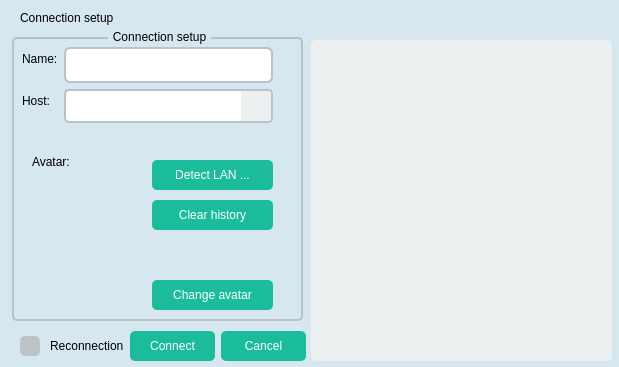
First picture: the form in src/dialog/connectiondialog.ui, repository Mogara/QSanguosha-For-Hegemony, before the edit.
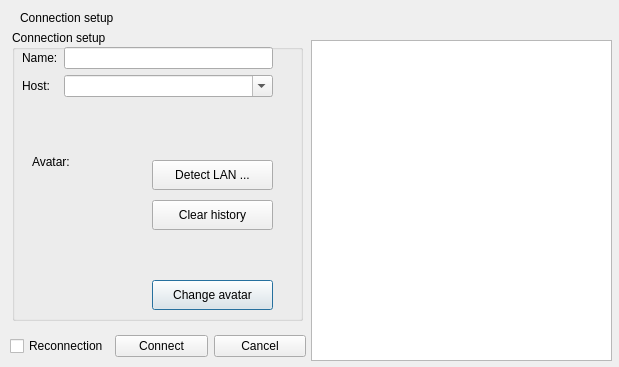
Second picture: the form after the edit. Icons and pictures are not drawn.

Commit message: Remove the built-in style sheet in some dialogs

The edit to the form file:
```diff
--- a/src/dialog/connectiondialog.ui
+++ b/src/dialog/connectiondialog.ui
@@ -23,472 +23,7 @@
    <string>Connection setup</string>
   </property>
   <property name="styleSheet">
-   <string notr="true">QProgressBar {
-    color : solid gray;
-    border: 2px solid gray;
-    border-radius: 5px;
-    background: transparent;
-    padding: 0px;
-    text-align: center;
-}
-
-QProgressBar::chunk {
-    background: #B22222;
-}
-
-QTextEdit {
-	border-left: none;
-	border-right: none;
-	border-top: 1px solid qlineargradient(spread:reflect, x1:0, y1:0, x2:0.5, y2:0, stop:0 transparent, stop:1 rgb(166, 150, 122));
-	border-bottom: none;
-    background-color: rgba(0, 0, 0, 40%);
-}
-
-QTextEdit[description=&quot;true&quot;] {
-    border: 10px;
-    border-image: none;
-    background-color: rgba(255,255,255,255);
-}
-
-QTextEdit#whatsnew {
-	background-image: url(image/system/simpleBg/whatsnew.png);
-}
-
-QLineEdit {
-	border: 2px solid rgb(185, 195, 199);
-	padding-left: 8px;
-	min-height: 32px;
-	border-radius: 6px;
-	alignment: left center;
-}
-
-QLineEdit:focus {
-	border-color: rgb(26, 188, 156);
-}
-
-QLineEdit:disabled {
-	background-color: rgba(244, 246, 246, 70%);
-	border-color: rgba(213, 219, 219, 70%);
-	color: rgba(163, 169, 169, 70%);
-}
-
-QLineEdit#chat_edit {
-    background-color: rgba(0, 0, 0, 200);
-    color: white;
-    border: 1px solid rgb(166, 150, 122);
-    height: 20px;
-    border-radius: 2px;
-}
-
-QStatusBar::item {
-     border: 0px solid grey;
- }
-
-QMenu[private_pile=&quot;true&quot;] {
-    background-color: rgba(43,63,53,200);
-    border-radius: 1px;
-    color: white;
-}
-
-QPushButton[private_pile=&quot;true&quot;] {
-    background-color: rgba(43,63,53,200);
-    border-radius: 1px;
-    color: white;
-}
-
-QMenu[treasure = true] {
-    background-color: rgba(64, 52, 0, 200);
-    border-radius: 5px;
-    color: white;
-}
-
-QPushButton[treasure = true] {
-    background-color: rgba(64, 52, 0, 200);
-    border-radius: 5px;
-    color: white;
-}
-
-QDialog {
-	background: rgb(214, 231, 239);
-}
-
-QTabWidget::pane {
-	border: none;
-}
-
-QTabWidget::tab-bar {
-    subcontrol-position: center;
-}
-
-QTabBar::tab {
-	alignment: center;
-	background-color: rgb(236, 240, 241);
-	border: none;
-	width: 109;
-	height: 44;
-	color: rgb(52, 73, 94);
-	font: 13px;
-}
-
-QTabBar::tab:only-one, QTabBar::tab:first {
-	border-top-left-radius: 5px;
-	border-bottom-left-radius: 5px;
-}
-
-QTabBar::tab:only-one, QTabBar::tab:last {
-	border-top-right-radius: 5px;
-	border-bottom-right-radius: 5px;
-}
-
-QTabBar::tab:selected {
-	background-color: rgb(26, 188, 156);
-}
-
-QTabBar::tab:!selected:hover {
-	color: rgb(26, 188, 156);
-}
-
-QTabBar::scroller {
-	width: 52px;
-}
-
-QTabBar QToolButton {
-	background-color: rgb(236, 240, 241);
-	border: transparent;
-	border-radius: 5px;
-	alignment: center;
-}
-
-QTabBar QToolButton:hover {
-	background-color: rgb(26, 188, 156);
-}
-
-QTabBar QToolButton::left-arrow {
-	image: url(image/system/controls/tabbar-left-arrow.png);
-	width: 12;
-	height: 12;
-}
-
-QTabBar QToolButton::right-arrow {
-	image: url(image/system/controls/tabbar-right-arrow.png);
-	width: 12;
-	height: 12;
-}
-
-QPushButton[game_control=&quot;true&quot;] {
-    border: 0px solid gray;
-    font: 12px;
-    border-radius: 5px;
-    padding: 6px 12px 6px 12px;
-}
-
-QPushButton#pause {
-    background-image: url(image/system/button/pause.png);
-}
-
-QPushButton#play {
-    background-image: url(image/system/button/play.png);
-}
-
-QPushButton#slow-down {
-    background-image: url(image/system/button/slow-down.png);
-}
-
-QPushButton#speed-up {
-    background-image: url(image/system/button/speed-up.png);
-}
-
-QPushButton#uniform {
-    background-image: url(image/system/button/uniform.png);
-}
-
-QPushButton[control = true] {
-	color: rgb(183, 218, 238);
-	background-color:rgba(0, 0, 0, 0);
-	border-style:none;
-}
-
-QPushButton[control = true]:hover {
-	background-color: rgb(72, 160, 212);
-}
-
-QPushButton[control = true][bold = true] {
-	font: bold;
-}
-
-#closeButton[control = true]:hover {
-	background-color: rgb(238, 44, 44);
-}
-
-QMenu {
-	background-color: rgb(216, 255, 253);
-	border: none;
-}
-
-QMenu::item {
-	padding: 7px 40px 7px 35px;
-	background: transparent;
-	border-radius: 2px;
-}
-
-QMenu::item:selected {
-	background: rgba(88, 201, 241, 200);
-}
-
-QMenu::separator {
-	height: 1px;
-    background: qlineargradient(spread:reflect, x1:0, y1:0, x2:0.5, y2:0, stop:0 transparent, stop:1 rgba(72, 160, 212, 255));
-	border-radius: 1px;
-    margin-left: 5px;
-    margin-right: 5px;
-}
-
-QMenu::indicator:checked {
-	margin-left: 5px;
-	width: 15px;
-	height: 15px;
-	image: url(image/system/controls/menu-indicator.png);
-}
-
-QMenu::right-arrow {
-	margin-right: 5px;
-	width: 12px;
-	height: 12px;
-	image: url(image/system/controls/menu-right-arrow.png);
-}
-
-QSpinBox {
-	border: 2px solid rgb(185, 195, 199);
-	padding-left: 8px;
-	min-height: 32px;
-	border-radius: 5px;
-	alignment: left center;
-}
-
-QSpinBox:focus {
-	border-color: rgb(26, 188, 156);
-}
-
-QSpinBox:disabled {
-	background-color: rgba(244, 246, 246, 70%);
-	border-color: rgba(213, 219, 219, 70%);
-	color: rgba(163, 169, 169, 70%);
-}
-
-QSpinBox::up-button {
-	margin-top: 1px;
-	margin-right: 1px;
-	background: rgb(236, 240, 241);
-	border-top-right-radius: 3px;
-}
-
-QSpinBox::down-button {
-	margin-bottom: 1px;
-	margin-right: 1px;
-	background: rgb(236, 240, 241);
-	border-bottom-right-radius: 3px;
-}
-
-QSpinBox::up-button:hover, QSpinBox::down-button:hover {
-	background: rgb(26, 188, 156);
-}
-
-QSpinBox::up-button:disabled, QSpinBox::down-button:disabled {
-	background-color: rgba(213, 219, 219, 70%);
-}
-
-QSpinBox::up-arrow {
-	image: url(image/system/controls/spinbox-up-arrow.png);
-}
-
-QSpinBox::down-arrow {
-	image: url(image/system/controls/spinbox-down-arrow.png);
-}
-
-QCheckBox {
-	spacing: 10px;
-	margin-left: 10px;
-}
-
-QCheckBox:checked {
-	color: rgb(26, 188, 156);
-}
-
-QCheckBox::indicator {
-	background: rgb(189, 195, 199);
-	border-radius: 5px;
-	height: 20px;
-	width: 20px;
-}
-
-QCheckBox::indicator:checked {
-	background: rgb(26, 188, 156);
-	image: url(image/system/controls/checkbox-indicator.png);
-}
-
-QCheckBox::indicator:hover {
-	image: url(image/system/controls/checkbox-indicator.png);
-}
-
-QCheckBox:disabled {
-	color: rgb(200, 202, 204);
-}
-
-QCheckBox::indicator:disabled {
-	background: rgb(200, 202, 204);
-}
-
-QDialog QPushButton {
-	color: white;
-	background-color: rgb(26, 188, 156);
-	border: transparent;
-	border-radius: 5px;
-	min-height: 30px;
-	min-width: 85px;
-}
-
-QDialog QPushButton:hover {
-	background-color: rgb(72, 201, 176);
-}
-
-QDialog QPushButton:disabled {
-	background-color: rgba(72, 201, 176, 52%);
-	color: rgba(255, 255, 255, 70%);
-}
-
-QDialog QPushButton:pressed {
-	background-color: rgb(22, 160, 133);
-}
-
-QRadioButton {
-	spacing: 10px;
-	margin-left: 10px;
-}
-
-QRadioButton:checked {
-	color: rgb(26, 188, 156);
-}
-
-QRadioButton::indicator {
-	background: url(image/system/controls/radiobutton-indicator-bg.png);
-	height: 20px;
-	width: 20px;
-}
-
-QRadioButton::indicator:checked {
-	background: url(image/system/controls/radiobutton-indicator-bg-checked.png);
-	image: url(image/system/controls/radiobutton-indicator-checked.png);
-}
-
-QRadioButton::indicator:unchecked:hover {
-	image: url(image/system/controls/radiobutton-indicator.png);
-}
-
-QRadioButton:disabled {
-	color: rgb(200, 202, 204);
-}
-
-QRadioButton::indicator:disabled {
-	background: url(image/system/controls/radiobutton-indicator-bg-disabled.png);
-}
-
-QRadioButton::indicator:disabled:checked {
-	image: url(image/system/controls/radiobutton-indicator-disabled.png);
-}
-
-QGroupBox {
-	border-radius: 5px;
-	background: transparent;
-	border: 2px solid rgb(185, 195, 199);
-	margin-top: 7px;
-	padding: 10px;
-}
-
-QGroupBox::title {
-	padding: 0 3px;
-    subcontrol-origin: margin;
-    subcontrol-position: top center;
-}
-
-QGroupBox:disabled {
-	background-color: rgba(244, 246, 246, 70%);
-	border-color: rgba(213, 219, 219, 70%);
-	color: rgba(163, 169, 169, 70%);
-}
-
-QGroupBox::title:disabled {
-	color: rgba(163, 169, 169, 70%);
-}
-
-QComboBox:disabled {
-	background-color: rgba(244, 246, 246, 70%);
-	border-color: rgba(213, 219, 219, 70%);
-	color: rgba(163, 169, 169, 70%);
-}
-
-QComboBox:!editable:on {
-	background-color: rgb(22, 160, 133);
-	color: white;
-}
-
-QComboBox {
-	border: 2px solid rgb(185, 195, 199);
-	border-radius: 5px;
-	height: 30px;
-}
-
-QComboBox:editable:focus, QComboBox:editable:on {
-	border-color: rgb(26, 188, 156);
-}
-
-QComboBox::drop-down {
-	background: rgb(236, 240, 241);
-	border-top-right-radius: 3px;
-	border-bottom-right-radius: 3px;
-	min-width: 30px;
-}
-
-QComboBox::drop-down:hover {
-	background-color: rgb(72, 201, 176);
-}
-
-QComboBox::drop-down:on {
-	background-color: rgb(22, 160, 133);
-}
-
-QComboBox::drop-down:disabled {
-	background-color: rgba(213, 219, 219, 70%);
-}
-
-QComboBox::down-arrow {
-	image: url(image/system/controls/combobox-down-arrow.png);
-}
-
-QComboBox QAbstractItemView {
-	background: rgb(52, 73, 94);
-	border-radius: 5px;
-	selection-background-color: rgb(44, 62, 80);
-	color: white;
-}
-
-QListView {
-	border-radius: 5px;
-	background-color: rgb(236, 240, 241);
-	color: rgb(52, 73, 94);
-}
-
-QListView::item {
-	border-radius: 5px;
-}
-
-QListView::item:selected {
-	background-color: rgb(26, 188, 156);
-	border: transparent;
-}
-
-QListView::item:!selected:hover {
-	color: rgb(26, 188, 156);
-}</string>
+   <string notr="true"/>
   </property>
   <widget class="QGroupBox" name="groupBox">
    <property name="geometry">
```
The commit also changes 3 other files.
